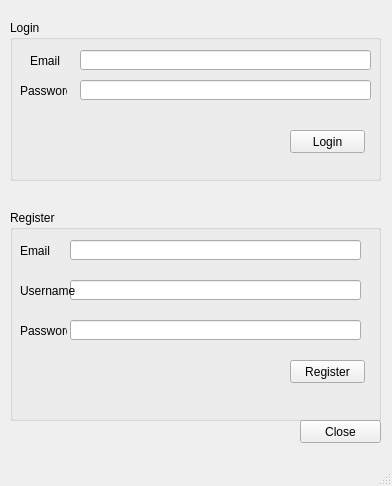
Qt form Login.ui (senormaarij/DBS_Project_GameManageSys) before a commit.
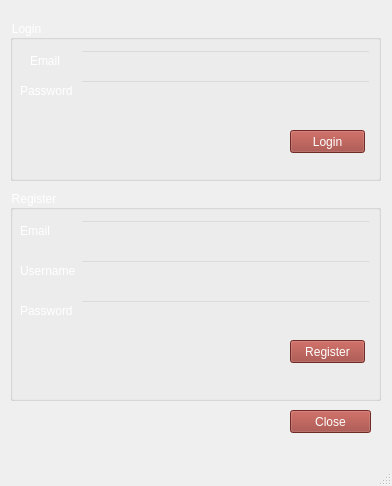
The same form after that commit. Icons and pictures are not drawn.

What changed in the file:
```diff
--- a/Login.ui
+++ b/Login.ui
@@ -13,6 +13,14 @@
   <property name="windowTitle">
    <string>MainWindow</string>
   </property>
+  <property name="styleSheet">
+   <string notr="true">background-image: url(:/newPrefix/Blade.webp);
+
+background-position: center;
+    background-repeat: no-repeat;
+    background-attachment: fixed;
+    background-origin: content;</string>
+  </property>
   <widget class="QWidget" name="centralwidget">
    <widget class="QGroupBox" name="groupBox">
     <property name="geometry">
@@ -23,6 +31,11 @@
       <height>161</height>
      </rect>
     </property>
+    <property name="styleSheet">
+     <string notr="true">background:transparent;
+color:white;
+font: 63 9pt &quot;Bahnschrift SemiBold&quot;;</string>
+    </property>
     <property name="title">
      <string>Login</string>
     </property>
@@ -44,7 +57,7 @@
       <rect>
        <x>10</x>
        <y>60</y>
-       <width>47</width>
+       <width>61</width>
        <height>21</height>
       </rect>
      </property>
@@ -61,6 +74,9 @@
        <height>20</height>
       </rect>
      </property>
+     <property name="styleSheet">
+      <string notr="true">color:white;</string>
+     </property>
     </widget>
     <widget class="QLineEdit" name="Password">
      <property name="geometry">
@@ -73,10 +89,16 @@
      </property>
      <property name="font">
       <font>
-       <weight>50</weight>
+       <family>Bahnschrift SemiBold</family>
+       <pointsize>9</pointsize>
+       <weight>7</weight>
+       <italic>false</italic>
        <bold>false</bold>
       </font>
      </property>
+     <property name="styleSheet">
+      <string notr="true">color:white;</string>
+     </property>
      <property name="echoMode">
       <enum>QLineEdit::Password</enum>
      </property>
@@ -90,6 +112,11 @@
        <height>23</height>
       </rect>
      </property>
+     <property name="styleSheet">
+      <string notr="true">background-color: rgb(156, 61, 54);
+color:white;
+font: 63 9pt &quot;Bahnschrift SemiBold&quot;;</string>
+     </property>
      <property name="text">
       <string>Login</string>
      </property>
@@ -99,11 +126,16 @@
     <property name="geometry">
      <rect>
       <x>10</x>
-      <y>210</y>
+      <y>190</y>
       <width>371</width>
       <height>211</height>
      </rect>
     </property>
+    <property name="styleSheet">
+     <string notr="true">background: transparent;
+color:white;
+font: 63 9pt &quot;Bahnschrift SemiBold&quot;;</string>
+    </property>
     <property name="title">
      <string>Register</string>
     </property>
@@ -123,12 +155,15 @@
     <widget class="QLineEdit" name="REmail">
      <property name="geometry">
       <rect>
-       <x>60</x>
+       <x>70</x>
        <y>30</y>
        <width>291</width>
        <height>20</height>
       </rect>
      </property>
+     <property name="styleSheet">
+      <string notr="true">color:white;</string>
+     </property>
     </widget>
     <widget class="QPushButton" name="Register">
      <property name="geometry">
@@ -139,6 +174,11 @@
        <height>23</height>
       </rect>
      </property>
+     <property name="styleSheet">
+      <string notr="true">background-color: rgb(156, 61, 54);
+color:white;
+font: 63 9pt &quot;Bahnschrift SemiBold&quot;;</string>
+     </property>
      <property name="text">
       <string>Register</string>
      </property>
@@ -146,22 +186,28 @@
     <widget class="QLineEdit" name="RUsername">
      <property name="geometry">
       <rect>
-       <x>60</x>
+       <x>70</x>
        <y>70</y>
        <width>291</width>
        <height>20</height>
       </rect>
      </property>
+     <property name="styleSheet">
+      <string notr="true">color:white;</string>
+     </property>
     </widget>
     <widget class="QLineEdit" name="RPassword">
      <property name="geometry">
       <rect>
-       <x>60</x>
+       <x>70</x>
        <y>110</y>
        <width>291</width>
        <height>20</height>
       </rect>
      </property>
+     <property name="styleSheet">
+      <string notr="true">color:white;</string>
+     </property>
      <property name="echoMode">
       <enum>QLineEdit::Password</enum>
      </property>
@@ -184,7 +230,7 @@
       <rect>
        <x>10</x>
        <y>110</y>
-       <width>47</width>
+       <width>71</width>
        <height>21</height>
       </rect>
      </property>
@@ -196,12 +242,18 @@
    <widget class="QPushButton" name="close">
     <property name="geometry">
      <rect>
-      <x>300</x>
-      <y>420</y>
+      <x>290</x>
+      <y>410</y>
       <width>81</width>
       <height>23</height>
      </rect>
     </property>
+    <property name="styleSheet">
+     <string notr="true">background:transparent;
+background-color: rgb(156, 61, 54);
+color:white;
+font: 63 9pt &quot;Bahnschrift SemiBold&quot;;</string>
+    </property>
     <property name="text">
      <string>Close</string>
     </property>
```
Left out of the diff: 4 changed lines with no effect on the pictures.
